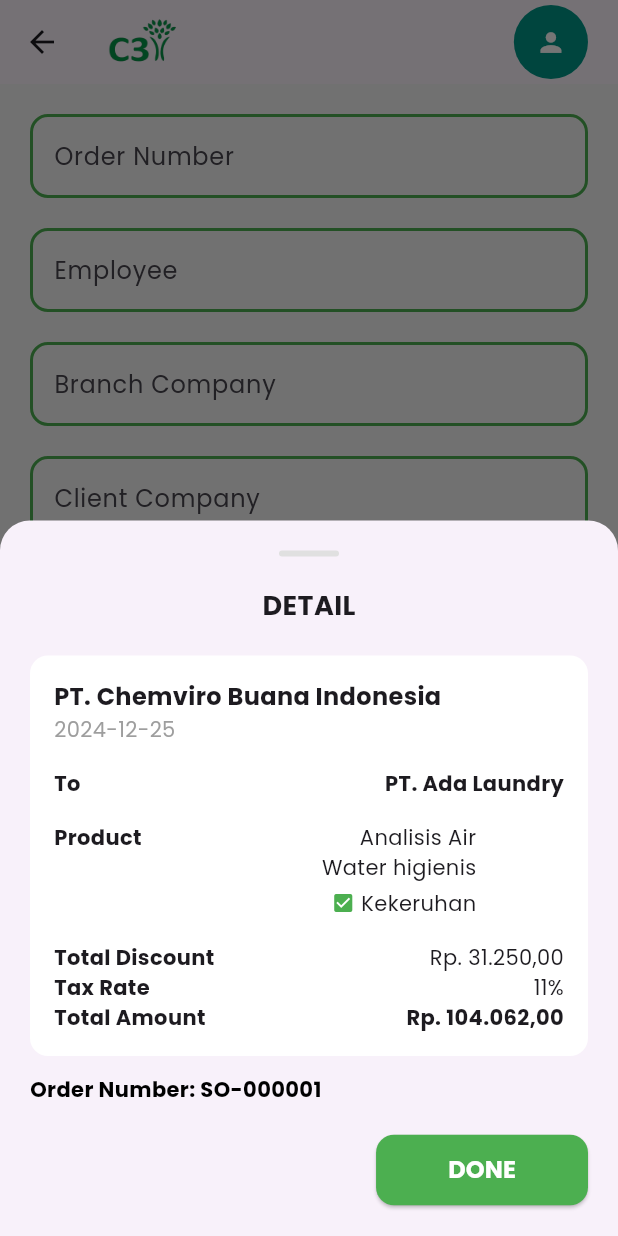
After one commit to athararyasatya/Frontend_pemrograman_mobile_example, a Flutter app: the OrderPage screen opened by its route, after a tap on "SUBMIT", on a phone screen of 412 x 824 dp. The commit adds this screen. Run offline on Flutter 3.47's test engine with Material 3 defaults, Android fonts, the phone set to English and light mode, and no system bars; our stand-ins replace get, google_fonts.

Commit message:
order detail

```diff
--- a/lib/pages/home.dart
+++ b/lib/pages/home.dart
@@ -1,6 +1,8 @@
 import 'package:flutter/material.dart';
 import 'package:google_fonts/google_fonts.dart';
 import 'login.dart'; // Import halaman Login
+import 'package:get/get.dart';
+import '../routes/route.dart';
 
 class HomePage extends StatefulWidget {
   const HomePage({super.key});
@@ -62,7 +64,8 @@
     return Scaffold(
       key: _scaffoldKey,
       backgroundColor: const Color(0xFFF7F7F7), // Warna putih terang
-      endDrawer: Drawer( // Tambahkan endDrawer untuk sidebar
+      endDrawer: Drawer(
+        // Tambahkan endDrawer untuk sidebar
         child: SafeArea(
           child: Column(
             crossAxisAlignment: CrossAxisAlignment.start,
@@ -159,7 +162,8 @@
         children: [
           SingleChildScrollView(
             child: Padding(
-              padding: const EdgeInsets.only(top: 110, left: 16, right: 16, bottom: 80),
+              padding: const EdgeInsets.only(
+                  top: 110, left: 16, right: 16, bottom: 80),
               child: Column(
                 children: [
                   // Konten utama (Analisis Air dan Lingkungan)
@@ -197,7 +201,8 @@
                 width: screenWidth * 0.12,
                 decoration: const BoxDecoration(
                   image: DecorationImage(
-                    image: AssetImage('assets/images/logo_login.png'), // Path logo perusahaan
+                    image: AssetImage(
+                        'assets/images/logo_login.png'), // Path logo perusahaan
                     fit: BoxFit.contain,
                   ),
                 ),
@@ -231,9 +236,7 @@
             right: 20,
             child: ElevatedButton(
               onPressed: () {
-                ScaffoldMessenger.of(context).showSnackBar(
-                  const SnackBar(content: Text("Next Button Clicked")),
-                );
+                Get.offAllNamed(Routes.order);
               },
               style: ElevatedButton.styleFrom(
                 backgroundColor: Colors.green,
@@ -270,7 +273,9 @@
   }
 
   Widget buildAnalysisSection(BuildContext context,
-      {required String title, required IconData icon, required List<Map<String, dynamic>> data}) {
+      {required String title,
+      required IconData icon,
+      required List<Map<String, dynamic>> data}) {
     final screenWidth = MediaQuery.of(context).size.width;
 
     return Container(
--- /dev/null
+++ b/lib/pages/order.dart
@@ -0,0 +1,434 @@
+import 'package:flutter/material.dart';
+import 'package:google_fonts/google_fonts.dart';
+
+class OrderPage extends StatefulWidget {
+  const OrderPage({super.key});
+
+  @override
+  State<OrderPage> createState() => _OrderPageState();
+}
+
+class _OrderPageState extends State<OrderPage> {
+  final GlobalKey<ScaffoldState> _scaffoldKey = GlobalKey<ScaffoldState>();
+  final _orderController = TextEditingController();
+  final _employeeController = TextEditingController();
+  final _branchController = TextEditingController();
+  final _clientController = TextEditingController();
+  final _discountController = TextEditingController();
+  final _statusController = TextEditingController();
+
+  void _showDetailOrder() {
+    showModalBottomSheet(
+      context: context,
+      isScrollControlled: true,
+      shape: const RoundedRectangleBorder(
+        borderRadius: BorderRadius.vertical(top: Radius.circular(20)),
+      ),
+      builder: (context) {
+        return Padding(
+          padding: const EdgeInsets.all(20.0),
+          child: Column(
+            mainAxisSize: MainAxisSize.min,
+            children: [
+              Container(
+                height: 4,
+                width: 40,
+                margin: const EdgeInsets.only(bottom: 20),
+                decoration: BoxDecoration(
+                  color: Colors.grey[300],
+                  borderRadius: BorderRadius.circular(20),
+                ),
+              ),
+              const Text(
+                "DETAIL",
+                style: TextStyle(
+                  fontSize: 18,
+                  fontWeight: FontWeight.bold,
+                ),
+              ),
+              const SizedBox(height: 20),
+              Container(
+                decoration: BoxDecoration(
+                  color: Colors.white,
+                  borderRadius: BorderRadius.circular(12),
+                ),
+                padding: const EdgeInsets.all(16),
+                child: Column(
+                  crossAxisAlignment: CrossAxisAlignment.start,
+                  children: [
+                    const Text(
+                      "PT. Chemviro Buana Indonesia",
+                      style: TextStyle(
+                        fontWeight: FontWeight.bold,
+                        fontSize: 16,
+                      ),
+                    ),
+                    const Text(
+                      "2024-12-25",
+                      style: TextStyle(
+                        fontSize: 14,
+                        color: Colors.grey,
+                      ),
+                    ),
+                    const SizedBox(height: 16),
+                    Row(
+                      mainAxisAlignment: MainAxisAlignment.spaceBetween,
+                      children: [
+                        const Text(
+                          "To ",
+                          style: TextStyle(
+                            fontWeight: FontWeight.bold,
+                            fontSize: 14,
+                          ),
+                        ),
+                        Text(
+                          _clientController.text.isNotEmpty
+                              ? _clientController.text
+                              : "PT. Ada Laundry",
+                          style: const TextStyle(
+                              fontSize: 14, fontWeight: FontWeight.bold),
+                        ),
+                      ],
+                    ),
+                    const SizedBox(height: 16),
+                    Row(
+                      crossAxisAlignment: CrossAxisAlignment.start,
+                      children: [
+                        const Text(
+                          "Product",
+                          style: TextStyle(
+                            fontWeight: FontWeight.bold,
+                            fontSize: 14,
+                          ),
+                        ),
+                        const SizedBox(width: 120), // Atur jarak horizontal
+                        Column(
+                          crossAxisAlignment: CrossAxisAlignment
+                              .end, // Teks dan elemen sejajar kanan
+                          children: [
+                            // Teks "Analisis Air\nWater higienis"
+                            const Text(
+                              "Analisis Air\nWater higienis",
+                              style: TextStyle(fontSize: 14),
+                              textAlign: TextAlign.right,
+                            ),
+                            const SizedBox(
+                                height: 4), // Spasi antara teks dan ikon
+                            Row(
+                              mainAxisSize: MainAxisSize
+                                  .min, // Sesuaikan elemen dengan isinya
+                              children: const [
+                                Icon(Icons.check_box,
+                                    color: Colors.green, size: 16),
+                                SizedBox(
+                                    width: 4), // Spasi antara ikon dan teks
+                                Text(
+                                  "Kekeruhan",
+                                  style: TextStyle(fontSize: 14),
+                                ),
+                              ],
+                            ),
+                          ],
+                        ),
+                      ],
+                    ),
+                    const SizedBox(height: 16),
+                    Row(
+                      mainAxisAlignment: MainAxisAlignment.spaceBetween,
+                      children: [
+                        const Text(
+                          "Total Discount",
+                          style: TextStyle(
+                              fontSize: 14, fontWeight: FontWeight.bold),
+                        ),
+                        Text(
+                          "Rp. ${_discountController.text.isNotEmpty ? _discountController.text : '31.250,00'}",
+                          style: const TextStyle(fontSize: 14),
+                        ),
+                      ],
+                    ),
+                    Row(
+                      mainAxisAlignment: MainAxisAlignment.spaceBetween,
+                      children: const [
+                        Text(
+                          "Tax Rate",
+                          style: TextStyle(
+                              fontSize: 14, fontWeight: FontWeight.bold),
+                        ),
+                        Text(
+                          "11%",
+                          style: TextStyle(fontSize: 14),
+                        ),
+                      ],
+                    ),
+                    Row(
+                      mainAxisAlignment: MainAxisAlignment.spaceBetween,
+                      children: const [
+                        Text(
+                          "Total Amount",
+                          style: TextStyle(
+                            fontWeight: FontWeight.bold,
+                            fontSize: 14,
+                          ),
+                        ),
+                        Text(
+                          "Rp. 104.062,00",
+                          style: TextStyle(
+                            fontWeight: FontWeight.bold,
+                            fontSize: 14,
+                          ),
+                        ),
+                      ],
+                    ),
+                  ],
+                ),
+              ),
+              const SizedBox(height: 12),
+              Align(
+                alignment: Alignment.bottomLeft,
+                child: Text(
+                  "Order Number: ${_orderController.text.isNotEmpty ? _orderController.text : 'SO-000001'}",
+                  style: const TextStyle(
+                    fontSize: 14,
+                    color: Colors.black,
+                    fontWeight: FontWeight.bold,
+                  ),
+                ),
+              ),
+              const SizedBox(height: 20),
+              Align(
+                alignment: Alignment.bottomRight,
+                child: ElevatedButton(
+                  onPressed: () => Navigator.pop(context),
+                  style: ElevatedButton.styleFrom(
+                    backgroundColor: Colors.green,
+                    foregroundColor: Colors.white,
+                    shape: RoundedRectangleBorder(
+                      borderRadius: BorderRadius.circular(12),
+                    ),
+                  ),
+                  child: const Padding(
+                    padding: EdgeInsets.symmetric(horizontal: 24, vertical: 12),
+                    child: Text(
+                      "DONE",
+                      style:
+                          TextStyle(fontSize: 16, fontWeight: FontWeight.bold),
+                    ),
+                  ),
+                ),
+              ),
+            ],
+          ),
+        );
+      },
+    );
+  }
+
+  void _logout(BuildContext context) {
+    Navigator.pop(context); // Tutup sidebar
+    ScaffoldMessenger.of(context).showSnackBar(
+      const SnackBar(content: Text("Logged out successfully")),
+    );
+  }
+
+  Widget buildTextField({
+    required String labelText,
+    required TextEditingController controller,
+  }) {
+    return TextField(
+      controller: controller,
+      decoration: InputDecoration(
+        labelText: labelText,
+        border: OutlineInputBorder(
+          borderRadius: BorderRadius.all(Radius.circular(12.0)),
+        ),
+        enabledBorder: OutlineInputBorder(
+          borderRadius: BorderRadius.all(Radius.circular(12.0)),
+          borderSide: BorderSide(color: Colors.green, width: 2.0),
+        ),
+        focusedBorder: OutlineInputBorder(
+          borderRadius: BorderRadius.all(Radius.circular(12.0)),
+          borderSide: BorderSide(color: Colors.green, width: 2.0),
+        ),
+      ),
+    );
+  }
+
+  @override
+  Widget build(BuildContext context) {
+    double screenWidth = MediaQuery.of(context).size.width;
+
+    return Scaffold(
+      key: _scaffoldKey,
+      backgroundColor: const Color(0xFFF7F7F7),
+      endDrawer: Drawer(
+        child: SafeArea(
+          child: Column(
+            crossAxisAlignment: CrossAxisAlignment.start,
+            children: [
+              Padding(
+                padding: const EdgeInsets.all(16.0),
+                child: Row(
+                  children: [
+                    CircleAvatar(
+                      radius: 25,
+                      backgroundColor: Colors.teal,
+                      child: const Icon(
+                        Icons.person,
+                        color: Colors.white,
+                        size: 30,
+                      ),
+                    ),
+                    const SizedBox(width: 12),
+                    Column(
+                      crossAxisAlignment: CrossAxisAlignment.start,
+                      children: [
+                        Text(
+                          "Cuita Tri Arsheila",
+                          style: GoogleFonts.poppins(
+                            fontWeight: FontWeight.bold,
+                            fontSize: 16,
+                            color: Colors.black87,
+                          ),
+                        ),
+                        Text(
+                          "Cuitatriashh@gmail.com",
+                          style: GoogleFonts.poppins(
+                            fontSize: 14,
+                            color: Colors.grey,
+                          ),
+                        ),
+                      ],
+                    ),
+                  ],
+                ),
+              ),
+              const Divider(),
+              ListTile(
+                leading: const Icon(Icons.home, color: Colors.teal),
+                title: Text(
+                  "Home",
+                  style: GoogleFonts.poppins(
+                    fontSize: 16,
+                    fontWeight: FontWeight.w500,
+                  ),
+                ),
+                onTap: () {
+                  Navigator.pop(context);
+                },
+              ),
+              ListTile(
+                leading: const Icon(Icons.person, color: Colors.teal),
+                title: Text(
+                  "Profile",
+                  style: GoogleFonts.poppins(
+                    fontSize: 16,
+                    fontWeight: FontWeight.w500,
+                  ),
+                ),
+                onTap: () {
+                  Navigator.pop(context);
+                  ScaffoldMessenger.of(context).showSnackBar(const SnackBar(
+                    content: Text('Profil belum dibuat'),
+                  ));
+                },
+              ),
+              ListTile(
+                leading: const Icon(Icons.logout, color: Colors.redAccent),
+                title: Text(
+                  "Logout",
+                  style: GoogleFonts.poppins(
+                    fontSize: 16,
+                    fontWeight: FontWeight.w500,
+                    color: Colors.redAccent,
+                  ),
+                ),
+                onTap: () {
+                  _logout(context);
+                },
+              ),
+            ],
+          ),
+        ),
+      ),
+      appBar: AppBar(
+        title: Image.asset(
+          'assets/images/logo_login.png',
+          height: 40,
+        ),
+        actions: [
+          Padding(
+            padding:
+                const EdgeInsets.only(right: 20.0), // Spasi dari tepi kanan
+            child: GestureDetector(
+              onTap: () {
+                _scaffoldKey.currentState!.openEndDrawer(); // Buka sidebar
+              },
+              child: CircleAvatar(
+                radius: screenWidth * 0.06, // Responsif
+                backgroundColor: Colors.teal,
+                child: Icon(
+                  Icons.person,
+                  color: Colors.white,
+                  size: screenWidth * 0.05, // Responsif
+                ),
+              ),
+            ),
+          ),
+        ],
+      ),
+      body: SingleChildScrollView(
+        padding: const EdgeInsets.all(20.0),
+        child: Column(
+          children: [
+            buildTextField(
+                labelText: "Order Number", controller: _orderController),
+            const SizedBox(height: 20),
+            buildTextField(
+                labelText: "Employee", controller: _employeeController),
+            const SizedBox(height: 20),
+            buildTextField(
+                labelText: "Branch Company", controller: _branchController),
+            const SizedBox(height: 20),
+            buildTextField(
+                labelText: "Client Company", controller: _clientController),
+            const SizedBox(height: 20),
+            buildTextField(
+                labelText: "Discount", controller: _discountController),
+            const SizedBox(height: 20),
+            buildTextField(labelText: "Status", controller: _statusController),
+            const SizedBox(height: 190),
+            Align(
+              alignment: Alignment.bottomRight,
+              child: Padding(
+                padding: const EdgeInsets.only(bottom: 20.0, right: 10.0),
+                child: ElevatedButton(
+                  onPressed: _showDetailOrder,
+                  style: ElevatedButton.styleFrom(
+                    backgroundColor: Colors.green,
+                    foregroundColor: Colors.white,
+                    shape: RoundedRectangleBorder(
+                      borderRadius:
+                          BorderRadius.circular(12.0), // Atur radius di sini
+                    ),
+                  ),
+                  child: Padding(
+                    padding: const EdgeInsets.symmetric(
+                        horizontal: 24, vertical: 12),
+                    child: Text(
+                      "SUBMIT",
+                      style: const TextStyle(
+                        fontSize: 16,
+                        fontWeight: FontWeight.bold,
+                      ),
+                    ),
+                  ),
+                ),
+              ),
+            ),
+          ],
+        ),
+      ),
+    );
+  }
+}
--- a/lib/routes/route.dart
+++ b/lib/routes/route.dart
@@ -2,11 +2,13 @@
 import '../pages/login.dart';
 import '../pages/home.dart';
 import '../pages/welcome.dart'; // Import WelcomePage
+import '../pages/order.dart';
 
 class Routes {
   static const welcome = '/welcome'; // Rute untuk WelcomePage
   static const login = '/login';
   static const home = '/home';
+  static const order = '/order';
 }
 
 class AppPages {
@@ -23,5 +25,9 @@
       name: Routes.home,
       page: () => const HomePage(),
     ),
+    GetPage(
+      name: Routes.order,
+      page: () => const OrderPage(),
+    ),
   ];
 }
```
Also changed, not shown: pubspec.lock, 23 other files.
